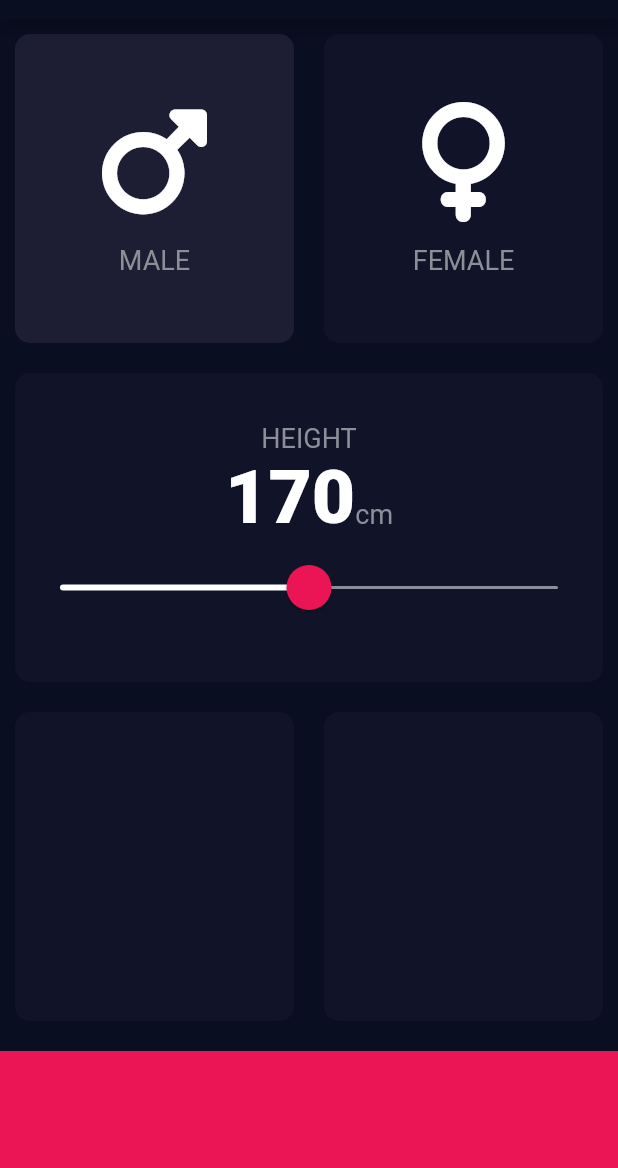
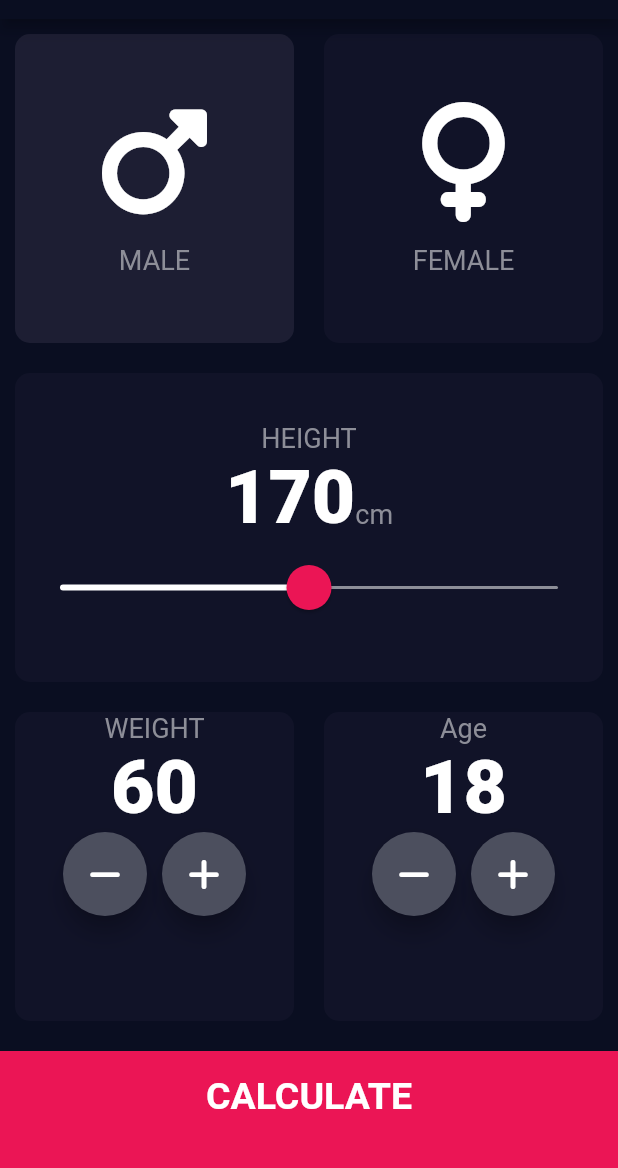
Before and after one commit to ahmedawwan/bmi-calculator, a Flutter app: the screen it shows after launch, after a tap on "MALE", on a phone screen of 412 x 824 dp, the part 65-1233 px from its top. Run offline on Flutter 3.47's test engine with Material 2 defaults, Android fonts, the phone set to English and light mode, and no system bars; our stand-ins replace font_awesome_flutter.

Commit message:
project completed

```diff
--- /dev/null
+++ b/lib/calculator_brain.dart
@@ -0,0 +1,36 @@
+import 'dart:math';
+
+class CalculatorBrain {
+  CalculatorBrain({
+    required this.height,
+    required this.weight,
+  });
+
+  final int height;
+  final int weight;
+  double _bmi = 0.0;
+  String calculateBMI() {
+    _bmi = weight / pow(height / 100, 2);
+    return _bmi.toStringAsFixed(1);
+  }
+
+  String getResult() {
+    if (_bmi > 25) {
+      return "Overweight";
+    } else if (_bmi > 18.5) {
+      return "Normal";
+    } else {
+      return "Underweight";
+    }
+  }
+
+  String getInterpretation() {
+    if (_bmi > 25) {
+      return "You are overweight";
+    } else if (_bmi > 18.5) {
+      return "Your BMI is perfect";
+    } else {
+      return "You are underweight";
+    }
+  }
+}
--- a/lib/constant.dart
+++ b/lib/constant/constant.dart
@@ -6,6 +6,7 @@ const Color kSecondaryColor = Color(0xFFEB1555);
 const Color kInactiveSliderColor = Color(0xff8d8e98);
 const Color kActiveCardColor = Color(0xff1d1e33);
 const Color kInactiveCardColor = Color(0xff111328);
+const Color kButtonBackgroundColor = Color(0xff4c4f5e);
 const kLabelTextStyle = TextStyle(
   fontSize: 18.0,
   color: Color(0xFF8D8E98),
@@ -14,3 +15,25 @@ const kNumberTextStyle = TextStyle(
   fontSize: 50.0,
   fontWeight: FontWeight.w900,
 );
+const kLargeButtonStyle = TextStyle(
+  fontSize: 25.0,
+  fontWeight: FontWeight.bold,
+);
+const kTitleTextStyle = TextStyle(
+  fontWeight: FontWeight.bold,
+  fontSize: 50.0,
+);
+const kResultStyle = TextStyle(
+  color: Color(0xff24d876),
+  fontSize: 22.0,
+  fontWeight: FontWeight.bold,
+);
+
+const kBMIStyle = TextStyle(
+  fontWeight: FontWeight.bold,
+  fontSize: 100.0,
+);
+
+const kBodyTextStyle = TextStyle(
+  fontSize: 22.0,
+);
--- a/lib/input_page.dart
+++ /dev/null
@@ -1,128 +0,0 @@
-import 'package:flutter/material.dart';
-import 'constant.dart';
-import 'package:font_awesome_flutter/font_awesome_flutter.dart';
-import 'widgets/icon_content.dart';
-import 'widgets/reusable_card.dart';
-
-class InputPage extends StatefulWidget {
-  const InputPage({Key? key}) : super(key: key);
-
-  @override
-  _InputPageState createState() => _InputPageState();
-}
-
-class _InputPageState extends State<InputPage> {
-  Color maleCardColor = kInactiveCardColor;
-  Color femaleCardColor = kInactiveCardColor;
-  Gender? _selectedGender;
-  double _height = 170.0;
-
-  @override
-  Widget build(BuildContext context) {
-    return Scaffold(
-      appBar: AppBar(
-        title: const Text('BMI CALCULATOR'),
-        centerTitle: true,
-        backgroundColor: kPrimaryColor,
-      ),
-      body: Column(
-        crossAxisAlignment: CrossAxisAlignment.stretch,
-        children: <Widget>[
-          Expanded(
-            child: Row(
-              children: <Widget>[
-                Expanded(
-                  child: ReusableCard(
-                    color: _selectedGender == Gender.male
-                        ? maleCardColor = kActiveCardColor
-                        : maleCardColor = kInactiveCardColor,
-                    cardChild: IconContent(
-                      icon: FontAwesomeIcons.mars,
-                      label: "MALE",
-                    ),
-                    onPress: () {
-                      setState(() {
-                        _selectedGender = Gender.male;
-                      });
-                    },
-                  ),
-                ),
-                Expanded(
-                  child: ReusableCard(
-                    color: _selectedGender == Gender.female
-                        ? femaleCardColor = kActiveCardColor
-                        : femaleCardColor = kInactiveCardColor,
-                    cardChild: IconContent(
-                      icon: FontAwesomeIcons.venus,
-                      label: "FEMALE",
-                    ),
-                    onPress: () {
-                      setState(() {
-                        _selectedGender = Gender.female;
-                      });
-                    },
-                  ),
-                ),
-              ],
-            ),
-          ),
-          Expanded(
-            child: ReusableCard(
-              color: kInactiveCardColor,
-              cardChild: Column(
-                mainAxisAlignment: MainAxisAlignment.center,
-                children: <Widget>[
-                  const Text(
-                    'HEIGHT',
-                    style: kLabelTextStyle,
-                  ),
-                  Row(
-                    textBaseline: TextBaseline.alphabetic,
-                    mainAxisAlignment: MainAxisAlignment.center,
-                    crossAxisAlignment: CrossAxisAlignment.baseline,
-                    children: [
-                      Text(
-                        _height.toStringAsFixed(0),
-                        style: kNumberTextStyle,
-                      ),
-                      const Text(
-                        'cm',
-                        style: kLabelTextStyle,
-                      ),
-                    ],
-                  ),
-                  Slider(
-                    value: _height,
-                    max: 220.0,
-                    min: 120.0,
-                    onChanged: (double value) {
-                      setState(() {
-                        _height = value;
-                      });
-                    },
-                  ),
-                ],
-              ),
-            ),
-          ),
-          Expanded(
-            child: Row(
-              children: <Widget>[
-                Expanded(child: ReusableCard(color: kInactiveCardColor)),
-                Expanded(child: ReusableCard(color: kInactiveCardColor)),
-              ],
-            ),
-          ),
-          Container(
-            color: kSecondaryColor,
-            margin: const EdgeInsets.only(top: 10),
-            height: kBottomContainerHeight,
-            width: double.infinity,
-          ),
-        ],
-      ),
-    );
-  }
-}
-
-enum Gender { male, female }
--- a/lib/main.dart
+++ b/lib/main.dart
@@ -1,6 +1,9 @@
-import 'constant.dart';
+import 'package:bmi_calculator/screens/result_screen.dart';
+import 'package:bmi_calculator/screens/splash_screen.dart';
+
+import 'constant/constant.dart';
 import 'package:flutter/material.dart';
-import 'input_page.dart';
+import 'screens/input_page.dart';
 
 void main() => runApp(const BMICalculator());
 
@@ -24,8 +27,12 @@ class BMICalculator extends StatelessWidget {
         colorScheme: ColorScheme.fromSwatch().copyWith(),
         scaffoldBackgroundColor: kPrimaryColor,
       ),
+      routes: {
+        '/splash': (context) => const SplashScreen(),
+        '/main': (context) => const InputPage(),
+      },
       debugShowCheckedModeBanner: false,
-      home: const InputPage(),
+      initialRoute: '/splash',
     );
   }
 }
--- /dev/null
+++ b/lib/screens/input_page.dart
@@ -0,0 +1,229 @@
+import 'package:bmi_calculator/calculator_brain.dart';
+import 'package:bmi_calculator/screens/result_screen.dart';
+import 'package:flutter/material.dart';
+import '../constant/constant.dart';
+import 'package:font_awesome_flutter/font_awesome_flutter.dart';
+import '../widgets/bottom_button.dart';
+import '../widgets/icon_content.dart';
+import '../widgets/reusable_card.dart';
+import '../widgets/round_icon_button.dart';
+
+class InputPage extends StatefulWidget {
+  const InputPage({Key? key}) : super(key: key);
+
+  @override
+  _InputPageState createState() => _InputPageState();
+}
+
+class _InputPageState extends State<InputPage> {
+  Color maleCardColor = kInactiveCardColor;
+  Color femaleCardColor = kInactiveCardColor;
+  Gender? _selectedGender;
+  double _height = 170.0;
+  double _weight = 60.0;
+  double _age = 18.0;
+
+  @override
+  Widget build(BuildContext context) {
+    return Scaffold(
+      appBar: AppBar(
+        title: const Text('BMI CALCULATOR'),
+        centerTitle: true,
+        backgroundColor: kPrimaryColor,
+      ),
+      body: Column(
+        crossAxisAlignment: CrossAxisAlignment.stretch,
+        children: <Widget>[
+          Expanded(
+            child: Row(
+              children: <Widget>[
+                Expanded(
+                  child: ReusableCard(
+                    color: _selectedGender == Gender.male
+                        ? maleCardColor = kActiveCardColor
+                        : maleCardColor = kInactiveCardColor,
+                    cardChild: IconContent(
+                      icon: FontAwesomeIcons.mars,
+                      label: "MALE",
+                    ),
+                    onPress: () {
+                      setState(() {
+                        _selectedGender = Gender.male;
+                      });
+                    },
+                  ),
+                ),
+                Expanded(
+                  child: ReusableCard(
+                    color: _selectedGender == Gender.female
+                        ? femaleCardColor = kActiveCardColor
+                        : femaleCardColor = kInactiveCardColor,
+                    cardChild: IconContent(
+                      icon: FontAwesomeIcons.venus,
+                      label: "FEMALE",
+                    ),
+                    onPress: () {
+                      setState(() {
+                        _selectedGender = Gender.female;
+                      });
+                    },
+                  ),
+                ),
+              ],
+            ),
+          ),
+          Expanded(
+            child: ReusableCard(
+              onPress: () {},
+              color: kInactiveCardColor,
+              cardChild: Column(
+                mainAxisAlignment: MainAxisAlignment.center,
+                children: <Widget>[
+                  const Text(
+                    'HEIGHT',
+                    style: kLabelTextStyle,
+                  ),
+                  Row(
+                    textBaseline: TextBaseline.alphabetic,
+                    mainAxisAlignment: MainAxisAlignment.center,
+                    crossAxisAlignment: CrossAxisAlignment.baseline,
+                    children: [
+                      Text(
+                        _height.toStringAsFixed(0),
+                        style: kNumberTextStyle,
+                      ),
+                      const Text(
+                        'cm',
+                        style: kLabelTextStyle,
+                      ),
+                    ],
+                  ),
+                  Slider(
+                    value: _height,
+                    max: 220.0,
+                    min: 120.0,
+                    onChanged: (double value) {
+                      setState(() {
+                        _height = value;
+                      });
+                    },
+                  ),
+                ],
+              ),
+            ),
+          ),
+          Expanded(
+            child: Row(
+              children: <Widget>[
+                Expanded(
+                  child: ReusableCard(
+                    onPress: () {},
+                    color: kInactiveCardColor,
+                    cardChild: Column(
+                      children: [
+                        const Text(
+                          'WEIGHT',
+                          style: kLabelTextStyle,
+                        ),
+                        Text(
+                          _weight.toStringAsFixed(0),
+                          style: kNumberTextStyle,
+                        ),
+                        Row(
+                          mainAxisAlignment: MainAxisAlignment.center,
+                          children: [
+                            RoundIconButton(
+                              onPress: () {
+                                setState(() {
+                                  _weight--;
+                                });
+                              },
+                              icon: FontAwesomeIcons.minus,
+                            ),
+                            const SizedBox(
+                              width: 10,
+                            ),
+                            RoundIconButton(
+                              onPress: () {
+                                setState(() {
+                                  _weight++;
+                                });
+                              },
+                              icon: FontAwesomeIcons.plus,
+                            ),
+                          ],
+                        ),
+                      ],
+                    ),
+                  ),
+                ),
+                Expanded(
+                  child: ReusableCard(
+                    onPress: () {},
+                    color: kInactiveCardColor,
+                    cardChild: Column(
+                      children: [
+                        const Text(
+                          'Age',
+                          style: kLabelTextStyle,
+                        ),
+                        Text(
+                          _age.toStringAsFixed(0),
+                          style: kNumberTextStyle,
+                        ),
+                        Row(
+                          mainAxisAlignment: MainAxisAlignment.center,
+                          children: [
+                            RoundIconButton(
+                              onPress: () {
+                                setState(() {
+                                  _age--;
+                                });
+                              },
+                              icon: FontAwesomeIcons.minus,
+                            ),
+                            const SizedBox(
+                              width: 10,
+                            ),
+                            RoundIconButton(
+                              onPress: () {
+                                setState(() {
+                                  _age++;
+                                });
+                              },
+                              icon: FontAwesomeIcons.plus,
+                            ),
+                          ],
+                        ),
+                      ],
+                    ),
+                  ),
+                ),
+              ],
+            ),
+          ),
+          BottomButton(
+            buttonText: "CALCULATE",
+            onPressed: () {
+              CalculatorBrain calc = CalculatorBrain(
+                  height: _height.toInt(), weight: _weight.toInt());
+
+              Navigator.push(
+                context,
+                MaterialPageRoute(
+                  builder: (c) => ResultScreen(
+                    bmiResult: calc.calculateBMI(),
+                    resultText: calc.getResult(),
+                    interpretation: calc.getInterpretation(),
+                  ),
+                ),
+              );
+            },
+          ),
+        ],
+      ),
+    );
+  }
+}
+
+enum Gender { male, female }
--- /dev/null
+++ b/lib/screens/splash_screen.dart
@@ -0,0 +1,38 @@
+import 'dart:async';
+import 'package:bmi_calculator/constant/constant.dart';
+import 'package:bmi_calculator/widgets/icon_content.dart';
+import 'package:flutter/material.dart';
+import 'package:font_awesome_flutter/font_awesome_flutter.dart';
+
+class SplashScreen extends StatefulWidget {
+  const SplashScreen({Key? key}) : super(key: key);
+
+  @override
+  _SplashScreenState createState() => _SplashScreenState();
+}
+
+class _SplashScreenState extends State<SplashScreen> {
+  startTimer() => Timer(const Duration(seconds: 3),
+      () async => Navigator.pushReplacementNamed(context, '/main'));
+
+  @override
+  void initState() {
+    super.initState();
+    startTimer();
+  }
+
+  @override
+  Widget build(BuildContext context) {
+    return Scaffold(
+      body: Container(
+        color: kPrimaryColor,
+        child: Center(
+          child: IconContent(
+            icon: FontAwesomeIcons.weightScale,
+            label: "BMI Calculator",
+          ),
+        ),
+      ),
+    );
+  }
+}
--- /dev/null
+++ b/lib/widgets/bottom_button.dart
@@ -0,0 +1,32 @@
+import 'package:flutter/material.dart';
+
+import '../constant/constant.dart';
+
+class BottomButton extends StatelessWidget {
+  BottomButton({required this.buttonText, required this.onPressed});
+
+  final String buttonText;
+  final Function onPressed;
+
+  @override
+  Widget build(BuildContext context) {
+    return GestureDetector(
+      onTap: () {
+        onPressed();
+      },
+      child: Container(
+        padding: const EdgeInsets.only(bottom: 20.0),
+        child: Center(
+          child: Text(
+            buttonText,
+            style: kLargeButtonStyle,
+          ),
+        ),
+        color: kSecondaryColor,
+        margin: const EdgeInsets.only(top: 10),
+        height: kBottomContainerHeight,
+        width: double.infinity,
+      ),
+    );
+  }
+}
--- a/lib/widgets/icon_content.dart
+++ b/lib/widgets/icon_content.dart
@@ -1,4 +1,4 @@
-import 'package:bmi_calculator/constant.dart';
+import 'package:bmi_calculator/constant/constant.dart';
 import 'package:flutter/material.dart';
 
 class IconContent extends StatelessWidget {
--- a/lib/widgets/reusable_card.dart
+++ b/lib/widgets/reusable_card.dart
@@ -1,16 +1,17 @@
 import 'package:flutter/material.dart';
 
 class ReusableCard extends StatelessWidget {
-  ReusableCard({@required this.color, this.cardChild, this.onPress});
+  ReusableCard(
+      {required this.color, required this.cardChild, required this.onPress});
 
-  final Color? color;
-  final Widget? cardChild;
-  final Function? onPress;
+  final Color color;
+  final Widget cardChild;
+  final Function onPress;
   @override
   Widget build(BuildContext context) {
     return GestureDetector(
       onTap: () {
-        onPress!();
+        onPress();
       },
       child: Container(
         child: cardChild,
--- /dev/null
+++ b/lib/widgets/round_icon_button.dart
@@ -0,0 +1,29 @@
+import 'package:flutter/material.dart';
+
+import '../constant/constant.dart';
+
+class RoundIconButton extends StatelessWidget {
+  RoundIconButton({required this.icon, required this.onPress});
+
+  final Function onPress;
+  final IconData icon;
+  @override
+  Widget build(BuildContext context) {
+    return RawMaterialButton(
+      onPressed: () {
+        onPress();
+      },
+      shape: const CircleBorder(),
+      fillColor: kButtonBackgroundColor,
+      child: Icon(icon),
+      elevation: 6.0,
+      focusElevation: 6.0,
+      hoverElevation: 8.0,
+      highlightElevation: 12.0,
+      constraints: const BoxConstraints.tightFor(
+        width: 56.0,
+        height: 56.0,
+      ),
+    );
+  }
+}
```
Also changed, not shown: lib/screens/result_screen.dart (added, +72 -0 lines), 2 other files.
